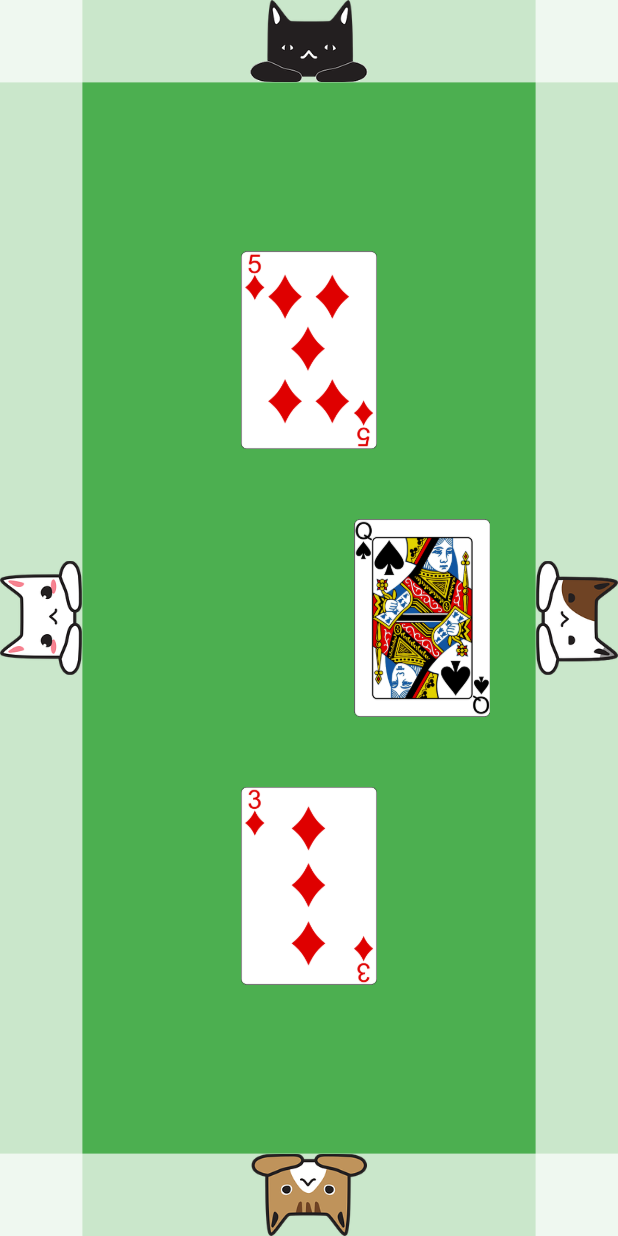
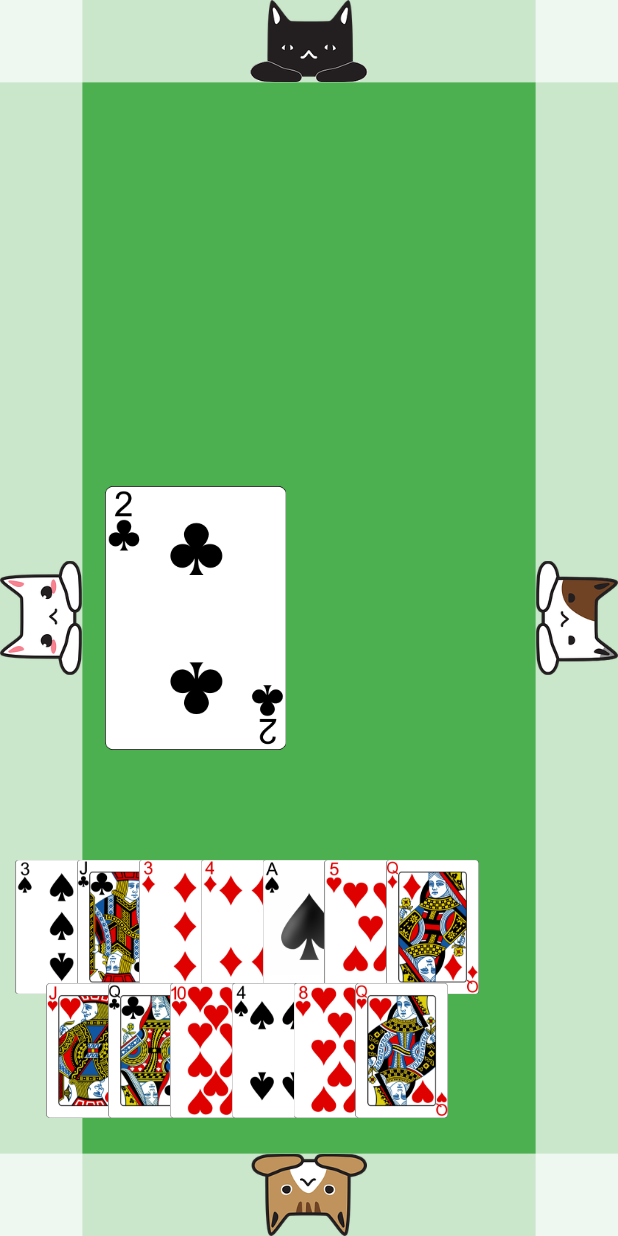
Before and after one commit to dozingcat/CardsWithCats, a Flutter app: the screen it shows after launch, on a phone screen of 412 x 824 dp. Run offline on Flutter 3.47's test engine with Material 2 defaults, Android fonts, the phone set to English and light mode, and no system bars.

Commit message:
Start of showing cards in hand

```diff
--- a/lib/main.dart
+++ b/lib/main.dart
@@ -1,5 +1,6 @@
 import 'dart:math';
 
+import 'package:flutter/foundation.dart';
 import 'package:flutter/material.dart';
 import 'package:hearts/cards/rollout.dart';
 import 'package:hearts/hearts/hearts.dart';
@@ -52,7 +53,7 @@ class Layout {
   Rect areaForTrickCard(int playerIndex) {
     final ca = cardArea();
     final cardHeight = ca.height * 0.4;
-    final cardWidth = ca.width * 0.3;
+    final cardWidth = ca.width * 0.4;
     final centerXFrac = (playerIndex == 1) ?
         0.25 :
         (playerIndex == 3) ? 0.75 : 0.5;
@@ -65,6 +66,14 @@ class Layout {
   }
 }
 
+PlayingCard computeCard(final CardToPlayRequest req) {
+  return chooseCardMonteCarlo(
+      req,
+      MonteCarloParams(numHands: 20, rolloutsPerHand: 50),
+      chooseCardAvoidingPoints,
+      Random());
+}
+
 class _MyHomePageState extends State<MyHomePage> {
   final rng = Random();
   final rules = HeartsRuleSet();
@@ -72,40 +81,93 @@ class _MyHomePageState extends State<MyHomePage> {
   late HeartsRound round;
 
   @override void initState() {
+    super.initState();
     round = HeartsRound.deal(rules, List.filled(4, 0), 0, rng);
     Future.delayed(Duration(milliseconds: 500), () => _playNextCard());
   }
 
-  void _playNextCard() {
+  void _playNextCard() async {
     if (round.isOver()) {
       round = HeartsRound.deal(rules, List.filled(4, 0), 0, rng);
     }
+
     // Do this in a separate thread/isolate.
+    /*
     final card = chooseCardMonteCarlo(
         CardToPlayRequest.fromRound(round),
         MonteCarloParams(numHands: 20, rolloutsPerHand: 50),
         chooseCardAvoidingPoints,
         rng);
+     */
+    final card = await compute(computeCard, CardToPlayRequest.fromRound(round));
     setState(() {
       round.playCard(card);
     });
     Future.delayed(Duration(milliseconds: 500), () => _playNextCard());
   }
 
-  Widget _cardForPlayer(final Layout layout, final PlayingCard card, int playerIndex) {
-    final cardRect = layout.areaForTrickCard(playerIndex);
+  Widget _positionedCard(final Rect rect, final PlayingCard card) {
     final cardImagePath = "assets/cards/${card.toString()}.webp";
+    // TODO: Click handler.
     return Positioned(
-      left: cardRect.left,
-      top: cardRect.top,
-      width: cardRect.width,
-      height: cardRect.height,
-      child: Container(
-          child: Image(
+        left: rect.left,
+        top: rect.top,
+        width: rect.width,
+        height: rect.height,
+        child: Container(
+            child: Image(
               image: AssetImage(cardImagePath),
               fit: BoxFit.contain,
               alignment: Alignment.center,
-      )));
+            )));
+  }
+
+  Widget _handCards(final Layout layout, final List<PlayingCard> cards) {
+    final cardWidthFrac = 0.15;
+    final cardOverlapWidthFrac = 0.1;
+    final totalWidthFrac = (int n) => cardWidthFrac + (n - 1) * cardOverlapWidthFrac;
+    final cardWidth = cardWidthFrac * layout.displaySize.width;
+
+    final cardHeightFrac = 0.2;
+    final cardHeight = cardHeightFrac * layout.displaySize.height;
+
+    final upperRowHeightFracStart = 0.65;
+    final lowerRowHeightFracStart = 0.75;
+    final List<Widget> cardImages = [];
+
+    if (cards.length > 7) {
+      final numUpperCards = (cards.length + 1) ~/ 2;
+      final numLowerCards = cards.length - numUpperCards;
+      final upperWidthFrac = totalWidthFrac(numUpperCards);
+      final upperStartX = 0.5 - upperWidthFrac / 2;
+      for (int i = 0; i < numUpperCards; i++) {
+        final left = (upperStartX + (cardOverlapWidthFrac * (i - 1))) * layout.displaySize.width;
+        final top = upperRowHeightFracStart * layout.displaySize.height;
+        Rect cardRect = Rect.fromLTWH(left, top, cardWidth, cardHeight);
+        cardImages.add(_positionedCard(cardRect, cards[i]));
+      }
+      for (int i = 0; i < numLowerCards; i++) {
+        final left = (upperStartX + (cardOverlapWidthFrac * (i - 1 + 0.5))) * layout.displaySize.width;
+        final top = lowerRowHeightFracStart * layout.displaySize.height;
+        Rect cardRect = Rect.fromLTWH(left, top, cardWidth, cardHeight);
+        cardImages.add(_positionedCard(cardRect, cards[numUpperCards + i]));
+      }
+    }
+    else {
+      final startX = 0.5 - totalWidthFrac(cards.length) / 2;
+      for (int i = 0; i < cards.length; i++) {
+        final left = (startX + (cardOverlapWidthFrac * (i - 1 + 0.5))) * layout.displaySize.width;
+        final top = lowerRowHeightFracStart * layout.displaySize.height;
+        Rect cardRect = Rect.fromLTWH(left, top, cardWidth, cardHeight);
+        cardImages.add(_positionedCard(cardRect, cards[i]));
+      }
+    }
+    return Stack(children: cardImages);
+  }
+
+  Widget _trickCardForPlayer(final Layout layout, final PlayingCard card, int playerIndex) {
+    final cardRect = layout.areaForTrickCard(playerIndex);
+    return _positionedCard(cardRect, card);
   }
 
   Widget _trickCards(final Layout layout) {
@@ -113,14 +175,14 @@ class _MyHomePageState extends State<MyHomePage> {
     if (round.currentTrick.cards.isNotEmpty) {
       for (int i = 0; i < round.currentTrick.cards.length; i++) {
         int p = (round.currentTrick.leader + i) % round.rules.numPlayers;
-        cardWidgets.add(_cardForPlayer(layout, round.currentTrick.cards[i], p));
+        cardWidgets.add(_trickCardForPlayer(layout, round.currentTrick.cards[i], p));
       }
     }
     else if (round.previousTricks.isNotEmpty) {
       final trick = round.previousTricks.last;
       for (int i = 0; i < trick.cards.length; i++) {
         int p = (trick.leader + i) % round.rules.numPlayers;
-        cardWidgets.add(_cardForPlayer(layout, trick.cards[i], p));
+        cardWidgets.add(_trickCardForPlayer(layout, trick.cards[i], p));
       }
     }
     return Stack(children: cardWidgets);
@@ -194,7 +256,7 @@ class _MyHomePageState extends State<MyHomePage> {
             ),
             ...[0, 1, 2, 3].map((i) => _aiPlayerWidget(layout, i)),
             _trickCards(layout),
-
+            _handCards(layout, round.players[0].hand),
           ],
         ),
     );
```
